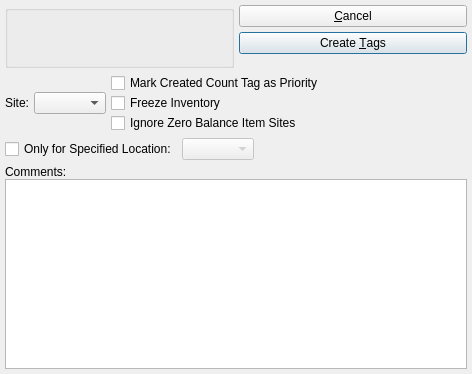
Pegasus-RPG/xtuple-client, file guiclient/createCountTagsByParameterList.ui: the form before one commit.
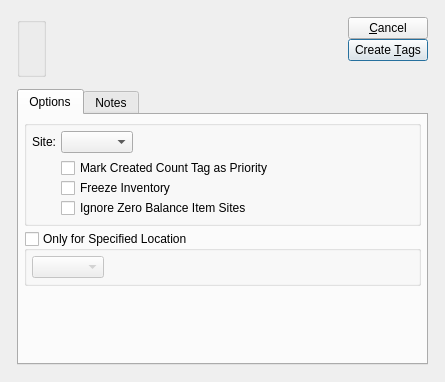
The form after the commit. Custom widgets are drawn as their Qt base class.

Commit message: issue 8520:  Touch up layouts with tweaked clusters.

What changed in the file:
```diff
--- a/guiclient/createCountTagsByParameterList.ui
+++ b/guiclient/createCountTagsByParameterList.ui
@@ -13,50 +13,62 @@
    <rect>
     <x>0</x>
     <y>0</y>
-    <width>472</width>
-    <height>374</height>
+    <width>445</width>
+    <height>382</height>
    </rect>
   </property>
   <property name="windowTitle" >
    <string>Create Count Tags by Parameter List/Site</string>
   </property>
-  <layout class="QVBoxLayout" >
+  <layout class="QGridLayout" name="gridLayout_6" >
+   <item row="0" column="0" >
+    <layout class="QGridLayout" name="gridLayout_5" >
    <property name="margin" >
-    <number>5</number>
+      <number>12</number>
    </property>
    <property name="spacing" >
-    <number>5</number>
-   </property>
-   <item>
-    <layout class="QHBoxLayout" >
-     <property name="margin" >
-      <number>0</number>
-     </property>
-     <property name="spacing" >
-      <number>5</number>
-     </property>
+      <number>12</number>
+     </property>
+     <item row="0" column="0" >
+      <layout class="QHBoxLayout" name="horizontalLayout" >
      <item>
       <widget class="ParameterGroup" name="_parameter" >
        <property name="title" >
         <string/>
        </property>
-      </widget>
-     </item>
+         <property name="fixedSize" >
+          <bool>false</bool>
+         </property>
+        </widget>
+       </item>
+       <item>
+        <spacer name="horizontalSpacer" >
+         <property name="orientation" >
+          <enum>Qt::Horizontal</enum>
+         </property>
+         <property name="sizeHint" stdset="0" >
+          <size>
+           <width>40</width>
+           <height>20</height>
+          </size>
+         </property>
+        </spacer>
+       </item>
      <item>
       <layout class="QVBoxLayout" >
-       <property name="margin" >
+         <property name="spacing" >
         <number>0</number>
        </property>
-       <property name="spacing" >
+         <property name="margin" >
         <number>0</number>
        </property>
        <item>
         <layout class="QVBoxLayout" >
-         <property name="margin" >
+           <property name="spacing" >
           <number>0</number>
          </property>
-         <property name="spacing" >
-          <number>5</number>
+           <property name="margin" >
+            <number>0</number>
          </property>
          <item>
           <widget class="QPushButton" name="_close" >
@@ -92,9 +104,9 @@
           <enum>Qt::Vertical</enum>
          </property>
          <property name="sizeType" >
-          <enum>QSizePolicy::Preferred</enum>
-         </property>
-         <property name="sizeHint" >
+            <enum>QSizePolicy::Expanding</enum>
+           </property>
+           <property name="sizeHint" stdset="0" >
           <size>
            <width>20</width>
            <height>16</height>
@@ -106,31 +118,33 @@
      </item>
     </layout>
    </item>
-   <item>
-    <layout class="QHBoxLayout" >
-     <property name="margin" >
-      <number>0</number>
-     </property>
-     <property name="spacing" >
-      <number>5</number>
-     </property>
-     <item>
-      <layout class="QVBoxLayout" >
-       <property name="margin" >
+     <item row="1" column="0" >
+      <widget class="QTabWidget" name="_tab" >
+       <property name="sizePolicy" >
+        <sizepolicy vsizetype="Expanding" hsizetype="Expanding" >
+         <horstretch>0</horstretch>
+         <verstretch>1</verstretch>
+        </sizepolicy>
+       </property>
+       <property name="currentIndex" >
         <number>0</number>
        </property>
-       <property name="spacing" >
-        <number>0</number>
-       </property>
+       <widget class="QWidget" name="_optionsTab" >
+        <attribute name="title" >
+         <string>Options</string>
+        </attribute>
+        <layout class="QGridLayout" name="gridLayout_4" >
+         <item row="0" column="0" >
+          <layout class="QVBoxLayout" name="verticalLayout_2" >
        <item>
-        <layout class="QHBoxLayout" >
-         <property name="margin" >
-          <number>0</number>
-         </property>
-         <property name="spacing" >
-          <number>5</number>
-         </property>
+            <layout class="QVBoxLayout" name="verticalLayout" >
          <item>
+              <widget class="QGroupBox" name="_siteGroup" >
+               <property name="title" >
+                <string/>
+               </property>
+               <layout class="QGridLayout" name="gridLayout_3" >
+                <item row="0" column="0" >
           <widget class="QLabel" name="_warehouseLit" >
            <property name="text" >
             <string>Site:</string>
@@ -140,43 +154,40 @@
            </property>
           </widget>
          </item>
+                <item row="0" column="1" >
+                 <layout class="QHBoxLayout" name="horizontalLayout_2" >
          <item>
           <widget class="WComboBox" name="_warehouse" />
          </item>
-        </layout>
-       </item>
        <item>
-        <spacer>
+                   <spacer name="horizontalSpacer_2" >
          <property name="orientation" >
-          <enum>Qt::Vertical</enum>
-         </property>
-         <property name="sizeType" >
-          <enum>QSizePolicy::Preferred</enum>
-         </property>
-         <property name="sizeHint" >
+                     <enum>Qt::Horizontal</enum>
+                    </property>
+                    <property name="sizeHint" stdset="0" >
           <size>
-           <width>20</width>
-           <height>0</height>
+                      <width>40</width>
+                      <height>20</height>
           </size>
          </property>
         </spacer>
        </item>
       </layout>
      </item>
-     <item>
+                <item row="1" column="1" >
       <layout class="QVBoxLayout" >
-       <property name="margin" >
+                  <property name="spacing" >
         <number>0</number>
        </property>
-       <property name="spacing" >
+                  <property name="margin" >
         <number>0</number>
        </property>
        <item>
         <layout class="QHBoxLayout" >
-         <property name="margin" >
+                    <property name="spacing" >
           <number>0</number>
          </property>
-         <property name="spacing" >
+                    <property name="margin" >
           <number>0</number>
          </property>
          <item>
@@ -194,7 +205,7 @@
            <property name="sizeType" >
             <enum>QSizePolicy::Expanding</enum>
            </property>
-           <property name="sizeHint" >
+                      <property name="sizeHint" stdset="0" >
             <size>
              <width>20</width>
              <height>20</height>
@@ -206,9 +217,6 @@
        </item>
        <item>
         <layout class="QHBoxLayout" >
-         <property name="margin" >
-          <number>0</number>
-         </property>
          <property name="spacing" >
           <number>0</number>
          </property>
@@ -239,9 +247,6 @@
        </item>
        <item>
         <layout class="QHBoxLayout" >
-         <property name="margin" >
-          <number>0</number>
-         </property>
          <property name="spacing" >
           <number>0</number>
          </property>
@@ -263,7 +268,7 @@
            <property name="sizeType" >
             <enum>QSizePolicy::Expanding</enum>
            </property>
-           <property name="sizeHint" >
+                      <property name="sizeHint" stdset="0" >
             <size>
              <width>20</width>
              <height>20</height>
@@ -276,36 +281,30 @@
       </layout>
      </item>
     </layout>
-   </item>
-   <item>
-    <layout class="QHBoxLayout" >
-     <property name="margin" >
-      <number>0</number>
-     </property>
-     <property name="spacing" >
-      <number>5</number>
-     </property>
-     <item>
-      <widget class="XCheckBox" name="_byLocation" >
-       <property name="text" >
-        <string>Only for Specified Location:</string>
-       </property>
       </widget>
      </item>
      <item>
-      <layout class="QHBoxLayout" >
-       <property name="margin" >
-        <number>0</number>
-       </property>
-       <property name="spacing" >
-        <number>0</number>
-       </property>
-       <item>
-        <widget class="XComboBox" name="_location" >
-         <property name="enabled" >
+              <widget class="QGroupBox" name="_byLocation" >
+               <property name="title" >
+                <string>Only for Specified Location</string>
+               </property>
+               <property name="checkable" >
+                <bool>true</bool>
+               </property>
+               <property name="checked" >
           <bool>false</bool>
          </property>
-        </widget>
+               <layout class="QGridLayout" name="gridLayout_2" >
+                <item row="0" column="0" >
+                 <layout class="QHBoxLayout" >
+                  <property name="spacing" >
+                   <number>0</number>
+                  </property>
+                  <property name="margin" >
+                   <number>0</number>
+                  </property>
+                  <item>
+                   <widget class="XComboBox" name="_location" />
        </item>
        <item>
         <spacer>
@@ -315,7 +314,7 @@
          <property name="sizeType" >
           <enum>QSizePolicy::MinimumExpanding</enum>
          </property>
-         <property name="sizeHint" >
+                    <property name="sizeHint" stdset="0" >
           <size>
            <width>51</width>
            <height>20</height>
@@ -326,24 +325,45 @@
       </layout>
      </item>
     </layout>
-   </item>
+              </widget>
+             </item>
+            </layout>
+           </item>
    <item>
-    <layout class="QVBoxLayout" >
-     <property name="margin" >
-      <number>0</number>
-     </property>
-     <property name="spacing" >
-      <number>0</number>
-     </property>
-     <item>
-      <widget class="QLabel" name="_commentsLit" >
-       <property name="text" >
-        <string>Comments:</string>
+            <spacer name="verticalSpacer" >
+             <property name="orientation" >
+              <enum>Qt::Vertical</enum>
+             </property>
+             <property name="sizeHint" stdset="0" >
+              <size>
+               <width>20</width>
+               <height>0</height>
+              </size>
+             </property>
+            </spacer>
+           </item>
+          </layout>
+         </item>
+        </layout>
+       </widget>
+       <widget class="QWidget" name="_notesTab" >
+        <attribute name="title" >
+         <string>Notes</string>
+        </attribute>
+        <layout class="QGridLayout" name="gridLayout" >
+         <item row="0" column="0" >
+          <widget class="QTextEdit" name="_comments" >
+           <property name="sizePolicy" >
+            <sizepolicy vsizetype="Expanding" hsizetype="Expanding" >
+             <horstretch>0</horstretch>
+             <verstretch>1</verstretch>
+            </sizepolicy>
        </property>
       </widget>
      </item>
-     <item>
-      <widget class="QTextEdit" name="_comments" />
+        </layout>
+       </widget>
+      </widget>
      </item>
     </layout>
    </item>
@@ -357,16 +377,16 @@
    <extends>QGroupBox</extends>
    <header>parametergroup.h</header>
   </customwidget>
-  <customwidget>
-   <class>XCheckBox</class>
-   <extends>QCheckBox</extends>
-   <header>xcheckbox.h</header>
-  </customwidget>
   <customwidget>
    <class>WComboBox</class>
    <extends>XComboBox</extends>
    <header>wcombobox.h</header>
   </customwidget>
+  <customwidget>
+   <class>XCheckBox</class>
+   <extends>QCheckBox</extends>
+   <header>xcheckbox.h</header>
+  </customwidget>
   <customwidget>
    <class>XComboBox</class>
    <extends>QComboBox</extends>
```
Left out of the diff: 27 changed lines with no effect on the pictures. Lines whose indentation alone changed are shown as unchanged. The commit also changes 34 other files.
